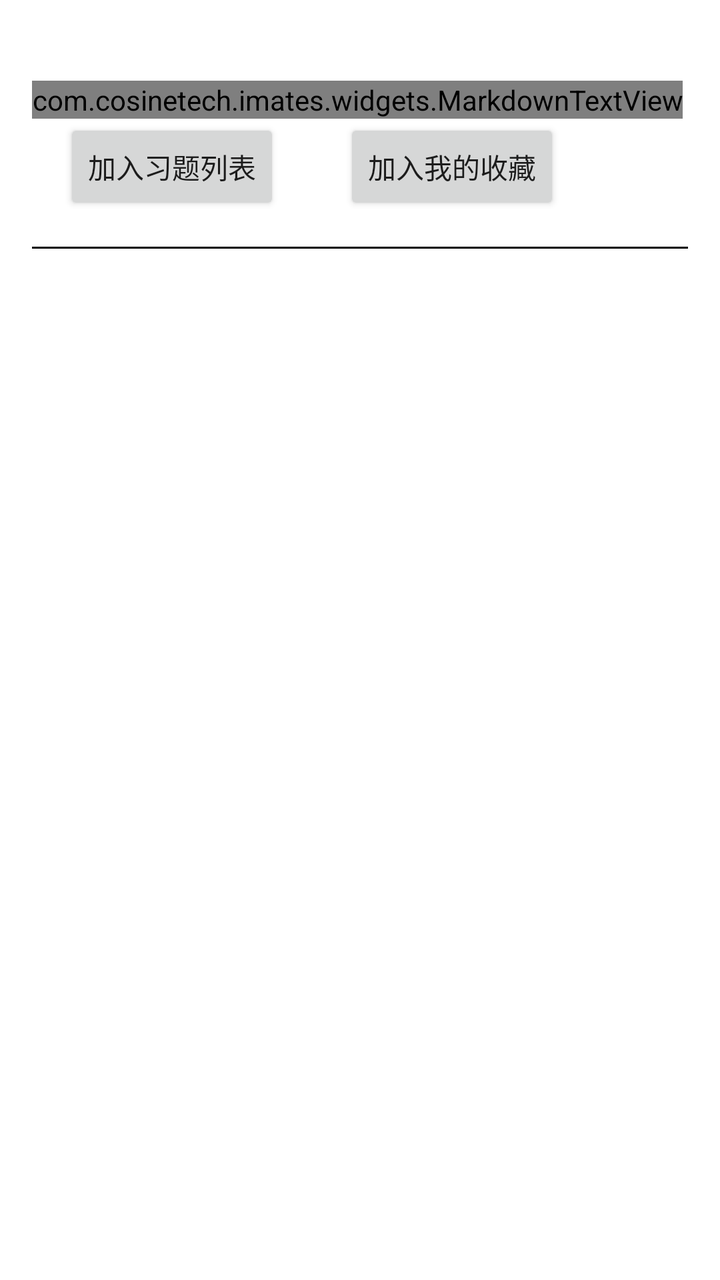
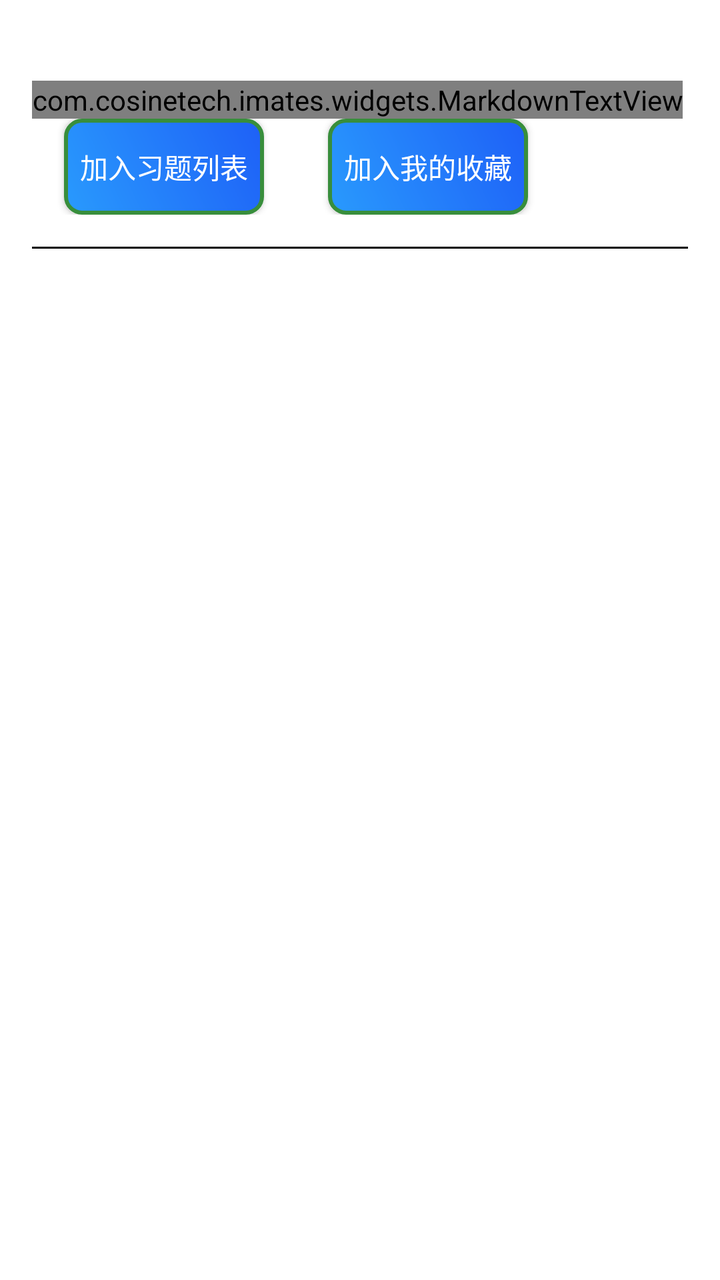

The first picture is an Android layout as it rendered before a commit; the second is the same layout after the commit. The layout source and the unified diff follow.
<!-- AndroidManifest.xml: application theme Theme.IMatesApp.FullScreen -->
<!-- res/layout/item_similar_question.xml -->
<?xml version="1.0" encoding="utf-8"?>
<LinearLayout xmlns:android="http://schemas.android.com/apk/res/android"
    android:id="@+id/container"
    android:layout_width="match_parent"
    android:layout_height="wrap_content"
    android:orientation="vertical"
    android:padding="16dp"
    android:background="@drawable/item_exercise_background"
    android:clickable="true"
    android:focusable="true">

    <TextView
        android:id="@+id/item_number"
        android:layout_width="wrap_content"
        android:layout_height="wrap_content"
        android:textSize="18sp"
        android:minHeight="24dp"
        android:textColor="@android:color/black"
        android:layout_gravity="start"
        android:layout_marginEnd="8dp" />

    <com.cosinetech.imates.widgets.MarkdownTextView
        android:id="@+id/question_text"
        android:clickable="true"
        android:focusable="false"
        android:layout_width="wrap_content"
        android:layout_height="wrap_content"
        android:textColor="#000000"/>

    <LinearLayout
        android:layout_width="match_parent"
        android:layout_height="wrap_content"
        android:orientation="horizontal">

        <Button
            android:id="@+id/add_to_list"
            android:layout_width="wrap_content"
            android:layout_height="wrap_content"
            android:layout_marginHorizontal="16dp"
            android:text = "加入习题列表"/>

        <Button
            android:id="@+id/add_to_favor"
            android:layout_width="wrap_content"
            android:layout_height="wrap_content"
            android:layout_marginHorizontal="16dp"
            android:text = "加入我的收藏"/>
    </LinearLayout>

    <View
        android:layout_width="match_parent"
        android:layout_height="1dp"
        android:background="#000000"
        android:layout_marginTop="16dp"/>
</LinearLayout>
<!-- resources referenced by this layout -->
<resources>
  <!-- drawable item_exercise_background (drawable) -->
  <?xml version="1.0" encoding="utf-8"?>
  <selector xmlns:android="http://schemas.android.com/apk/res/android">
      <item android:state_selected="true">
          <shape>
              <solid android:color="@android:color/transparent" />
              <stroke android:width="2dp" android:color="@android:color/holo_blue_light" />
              <corners android:radius="8dp" />
          </shape>
      </item>
      <item>
          <shape>
              <solid android:color="@android:color/white" />
          </shape>
      </item>
  </selector>
  <style name="Theme.IMatesApp.FullScreen" parent="Theme.AppCompat.Light.NoActionBar">
          
          <item name="android:windowFullscreen">true</item>
          
          <item name="android:windowTranslucentStatus">true</item>
          
          <item name="android:windowTranslucentNavigation">true</item>
      </style>
</resources>

<!-- the commit's change to res/layout/item_similar_question.xml (unified diff, before → after) -->
@@ -37,6 +37,8 @@
             android:layout_width="wrap_content"
             android:layout_height="wrap_content"
             android:layout_marginHorizontal="16dp"
+            android:textColor="#ffffff"
+            android:background="@drawable/button_bk"
             android:text = "加入习题列表"/>
 
         <Button
@@ -44,6 +46,8 @@
             android:layout_width="wrap_content"
             android:layout_height="wrap_content"
             android:layout_marginHorizontal="16dp"
+            android:textColor="#ffffff"
+            android:background="@drawable/button_bk"
             android:text = "加入我的收藏"/>
     </LinearLayout>
 
<!-- resource entries referenced after the edit -->
@@ -1,5 +1,31 @@
 <!-- resources referenced by this layout -->
 <resources>
+  <!-- drawable button_bk (drawable) -->
+  <shape xmlns:android="http://schemas.android.com/apk/res/android"
+      android:shape="rectangle">
+  
+      
+      <gradient
+          android:startColor="#299afd"
+          android:endColor="#1e60f7"
+          android:angle="45" />
+  
+      
+      <corners
+          android:radius="8dp" />
+  
+      
+      <padding
+          android:left="8dp"
+          android:right="8dp"
+          android:top="8dp"
+          android:bottom="8dp" />
+  
+      
+      <stroke
+          android:width="2dp"
+          android:color="#388E3C" />
+  </shape>
   <!-- drawable item_exercise_background (drawable) -->
   <?xml version="1.0" encoding="utf-8"?>
   <selector xmlns:android="http://schemas.android.com/apk/res/android">
